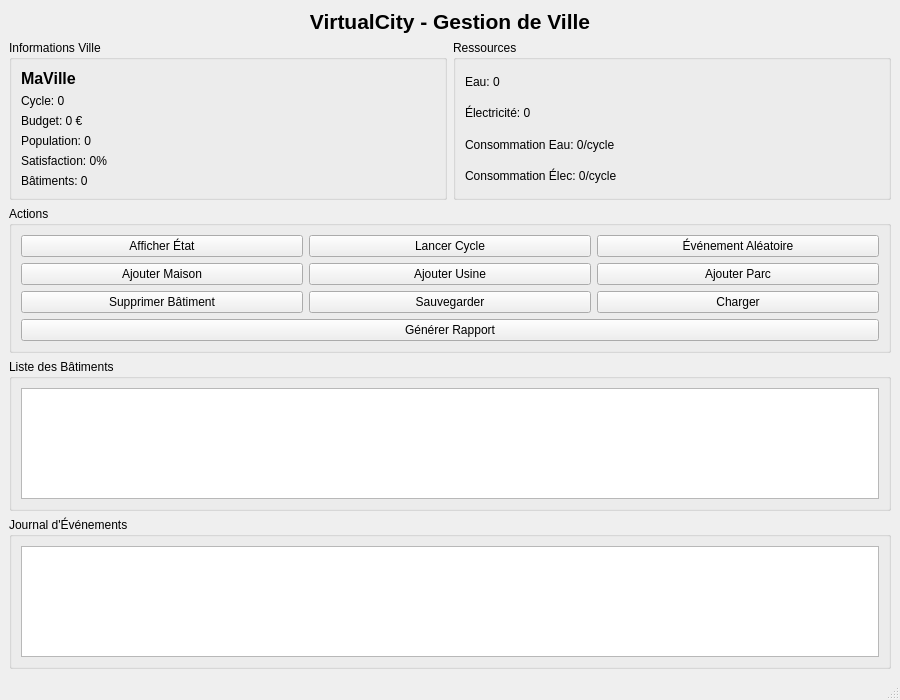
Above: VirtualCity/qt_gui/mainwindow.ui from fkhamassi/Virtual-City before the change. Below: the same form after it.
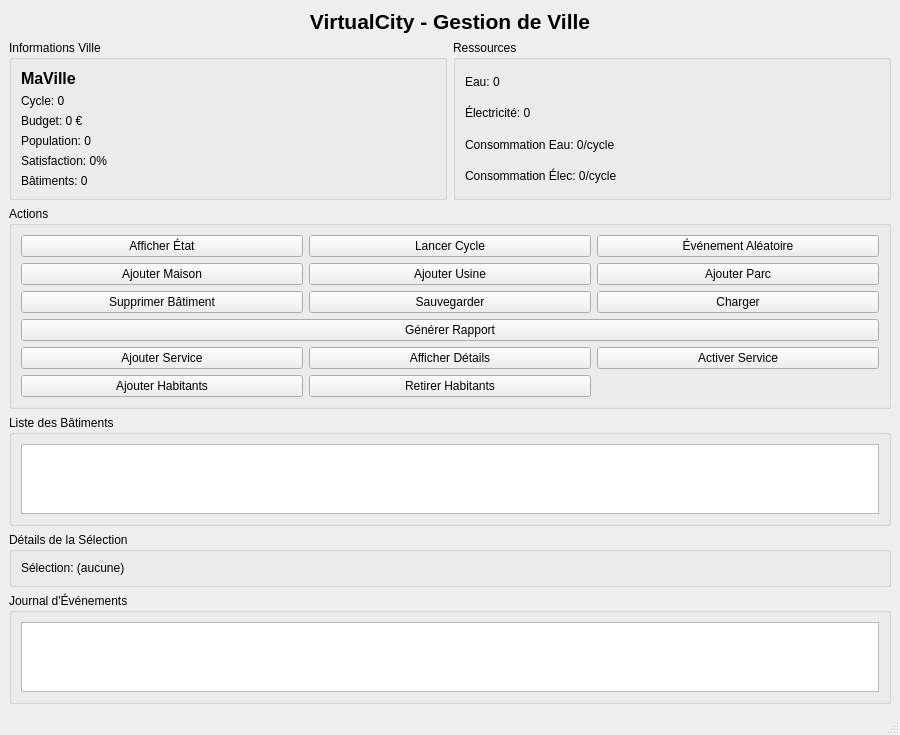
That is the form after the change.

Diff of the .ui file:
```diff
--- a/VirtualCity/qt_gui/mainwindow.ui
+++ b/VirtualCity/qt_gui/mainwindow.ui
@@ -207,6 +207,41 @@
          </property>
         </widget>
        </item>
+             <item row="4" column="0">
+                <widget class="QPushButton" name="btnAjouterService">
+                 <property name="text">
+                    <string>Ajouter Service</string>
+                 </property>
+                </widget>
+             </item>
+             <item row="4" column="1">
+                <widget class="QPushButton" name="btnAfficherDetails">
+                 <property name="text">
+                    <string>Afficher Détails</string>
+                 </property>
+                </widget>
+             </item>
+                <item row="4" column="2">
+                <widget class="QPushButton" name="btnActiverService">
+                 <property name="text">
+                    <string>Activer Service</string>
+                 </property>
+                </widget>
+             </item>
+             <item row="5" column="0">
+                <widget class="QPushButton" name="btnAjouterHabitants">
+                 <property name="text">
+                    <string>Ajouter Habitants</string>
+                 </property>
+                </widget>
+             </item>
+             <item row="5" column="1">
+                <widget class="QPushButton" name="btnRetirerHabitants">
+                 <property name="text">
+                    <string>Retirer Habitants</string>
+                 </property>
+                </widget>
+             </item>
       </layout>
      </widget>
     </item>
@@ -222,6 +257,22 @@
       </layout>
      </widget>
     </item>
+    <item>
+     <widget class="QGroupBox" name="groupBoxSelection">
+      <property name="title">
+       <string>Détails de la Sélection</string>
+      </property>
+      <layout class="QVBoxLayout" name="verticalLayout_6">
+       <item>
+        <widget class="QLabel" name="labelSelectedInfo">
+         <property name="text">
+          <string>Sélection: (aucune)</string>
+         </property>
+        </widget>
+       </item>
+      </layout>
+     </widget>
+    </item>
     <item>
      <widget class="QGroupBox" name="groupBoxLog">
       <property name="title">
```
